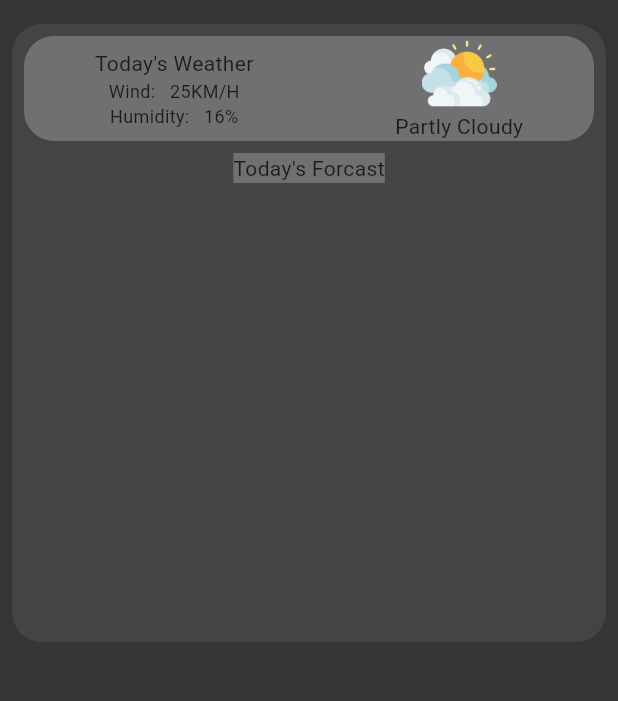
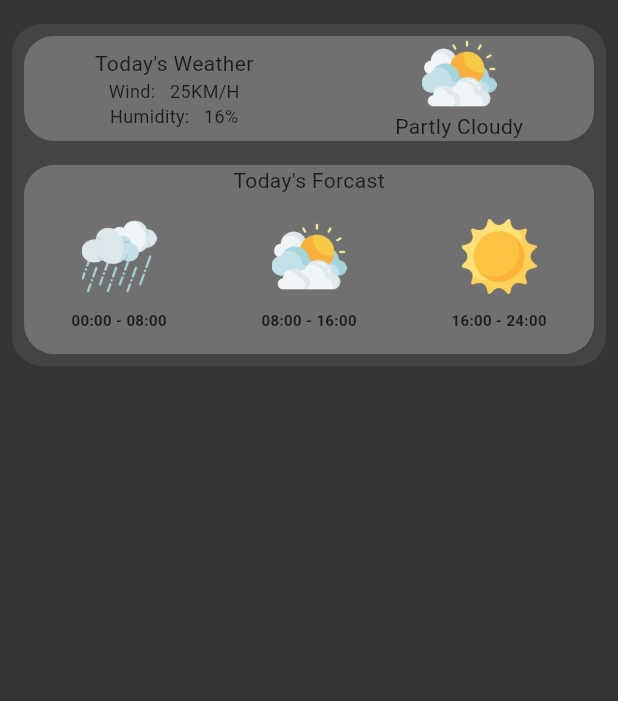
Before and after one commit to GiftSibiya/izulu, a Flutter app: the screen it shows after launch, on a phone screen of 412 x 824 dp, the part 87-788 px from its top. Run offline on Flutter 3.47's test engine with Material 3 defaults, Android fonts, the light colour scheme and no system bars.

Commit message:
main and frontPage

```diff
--- a/izulu_v1/lib/src/common/main_weather.dart
+++ b/izulu_v1/lib/src/common/main_weather.dart
@@ -1,4 +1,5 @@
 import 'package:flutter/material.dart';
+import 'package:izulu_v1/src/common/main_weather/today_forcast_icons.dart';
 import 'package:izulu_v1/src/constants/colors.dart';
 import 'package:izulu_v1/src/constants/image_strings.dart';
 
@@ -12,7 +13,6 @@ class mainWeather extends StatelessWidget {
     return Padding(
       padding: const EdgeInsets.all(8.0),
       child: Container(
-        height: MediaQuery.of(context).size.height * 0.5,
         width: MediaQuery.of(context).size.width,
         decoration: BoxDecoration(
           color: bgMidGrey,
@@ -58,11 +58,36 @@ class mainWeather extends StatelessWidget {
                 ),
               ),
             ),
+            Padding(
+              padding: const EdgeInsets.all(8.0),
+              child: Container(
+                  decoration: BoxDecoration(
+                      color: bgLightGrey,
+                      borderRadius: BorderRadius.circular(20)),
+                  child: const Column(
+                    children: [
+                      Text("Today's Forcast"),
+                      Row(
+                        mainAxisAlignment: MainAxisAlignment.spaceAround,
+                        children: [
+                          TodayFrocastIcon(
+                            cloudIcon: downpour,
+                            forcastTime: "00:00 - 08:00",
+                          ),
+                          TodayFrocastIcon(
+                            cloudIcon: cloudy,
+                            forcastTime: "08:00 - 16:00",
+                          ),
+                          TodayFrocastIcon(
+                            cloudIcon: sun,
+                            forcastTime: "16:00 - 24:00",
+                          ),
+                        ],
+                      )
+                    ],
+                  )),
+            ),
 //--//
-            Container(
-              color: bgLightGrey,
-              child: Text("Today's Forcast"),
-            )
           ],
         ),
       ),
--- /dev/null
+++ b/izulu_v1/lib/src/common/main_weather/today_forcast_icons.dart
@@ -0,0 +1,42 @@
+import 'package:flutter/material.dart';
+import 'package:izulu_v1/src/constants/colors.dart';
+import 'package:izulu_v1/src/constants/image_strings.dart';
+
+class TodayFrocastIcon extends StatelessWidget {
+  final String cloudIcon;
+  final String forcastTime;
+
+  const TodayFrocastIcon(
+      {super.key, required this.cloudIcon, required this.forcastTime});
+
+  @override
+  Widget build(BuildContext context) {
+    return Padding(
+      padding: const EdgeInsets.all(8.0),
+      child: Column(
+        children: [
+          //--Hourly --//
+          Padding(
+            padding: const EdgeInsets.all(8.0),
+            child: Column(
+              children: [
+                SizedBox(
+                  height: 50,
+                  child: Image(image: AssetImage(cloudIcon)),
+                ),
+                const SizedBox(
+                  height: 10,
+                ),
+                Text(
+                  forcastTime,
+                  style: const TextStyle(
+                      fontSize: 10, fontWeight: FontWeight.bold),
+                ),
+              ],
+            ),
+          )
+        ],
+      ),
+    );
+  }
+}
--- a/izulu_v1/lib/src/constants/image_strings.dart
+++ b/izulu_v1/lib/src/constants/image_strings.dart
@@ -3,3 +3,6 @@ import 'package:flutter/material.dart';
 //--WEATHER STATUS ICONS --//
 
 const cloudy = "assets/weather_icons/cloudy.png";
+const downpour = "assets/weather_icons/downpour.png";
+const cloudySun = "assets/weather_icons/cloudy-sun.png";
+const sun = "assets/weather_icons/sun.png";
```
